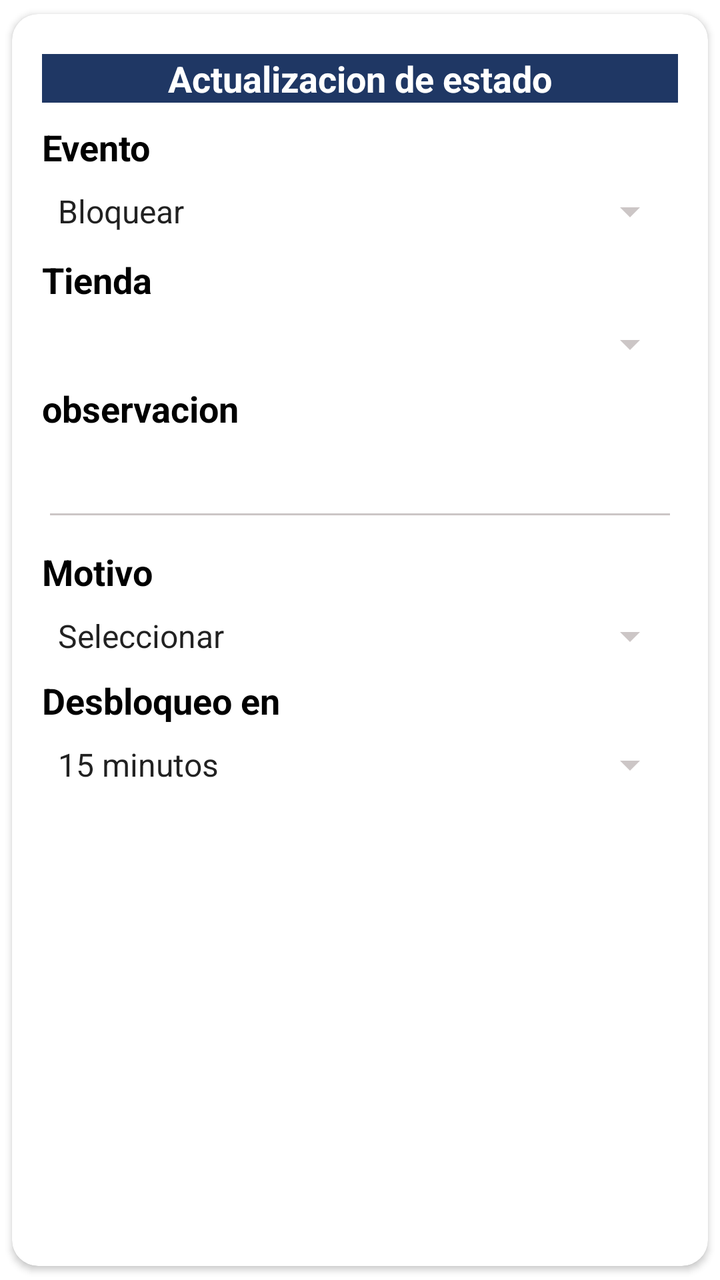
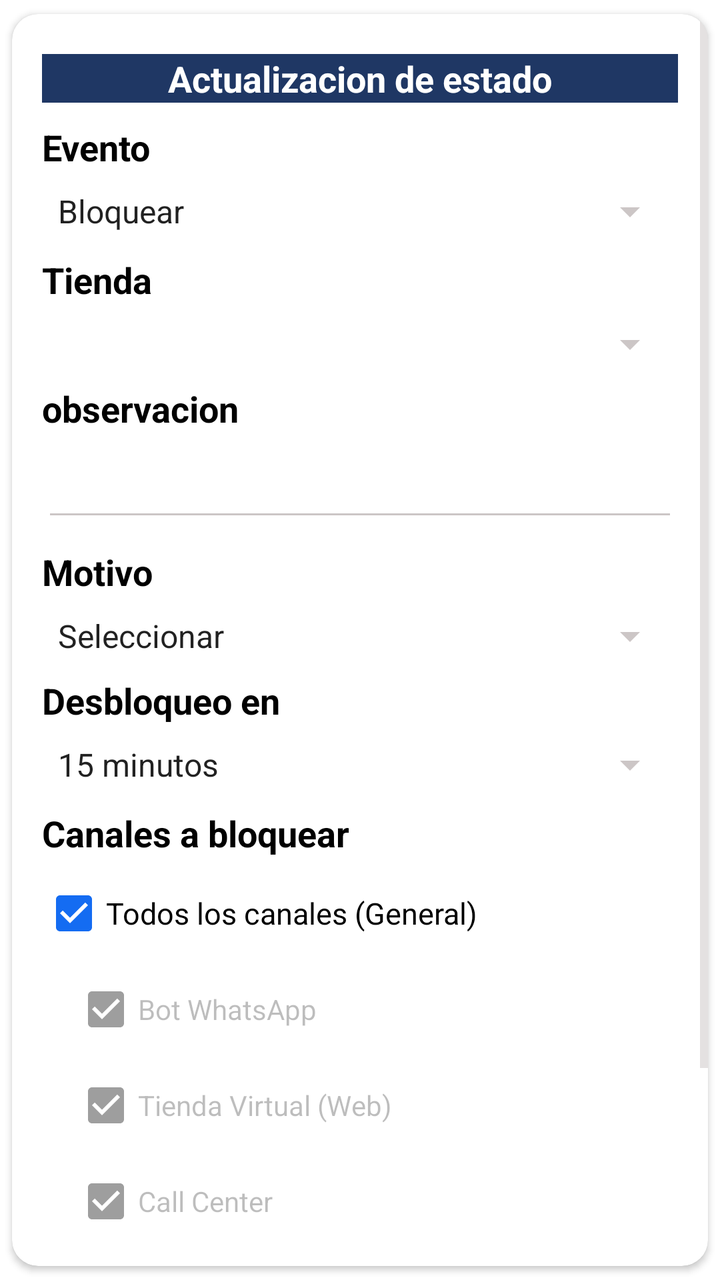

Before-and-after screenshots of an Android layout around one commit, followed by the original layout XML and the change that was made.
<!-- AndroidManifest.xml: application theme Theme.AppOperaciones -->
<!-- res/layout/fragment_bloqueo_tienda.xml -->
<?xml version="1.0" encoding="utf-8"?>
<androidx.cardview.widget.CardView xmlns:android="http://schemas.android.com/apk/res/android"
    xmlns:card_view="http://schemas.android.com/apk/res-auto"
    android:id="@+id/card_view"
    android:layout_width="match_parent"
    android:layout_height="wrap_content"
    card_view:cardCornerRadius="13dp"
    card_view:cardUseCompatPadding="true"
    android:layout_margin="15dp">

   <LinearLayout
       android:layout_width="match_parent"
       android:layout_height="match_parent"
       android:orientation="vertical"
       android:padding="15dp"
       >
       <TextView
           android:layout_width="match_parent"
           android:layout_height="wrap_content"
           android:text="Actualizacion de estado"
           android:layout_marginTop="5dp"
           android:gravity="center"
           android:textSize="18sp"
           android:background="@color/colorPrimary"
           android:textStyle="bold"
           android:textColor="@color/white">

       </TextView>
       <TextView
           android:layout_marginTop="10dp"
           android:layout_width="match_parent"
           android:layout_height="wrap_content"
           android:text="Evento"
           android:textSize="18sp"
           android:textStyle="bold"
           android:textColor="@color/black"/>
       <Spinner
           android:id="@+id/tipoevento"
           android:layout_width="match_parent"
           android:layout_height="wrap_content"
           android:layout_marginTop="8dp"
           android:entries="@array/tipoevento"/>
       <TextView
           android:layout_marginTop="10dp"
           android:layout_width="match_parent"
           android:layout_height="wrap_content"
           android:text="Tienda"
           android:textSize="18sp"
           android:textStyle="bold"
           android:textColor="@color/black"/>

       <Spinner
           android:id="@+id/tiendas"
           android:layout_width="match_parent"
           android:layout_height="wrap_content"
           android:layout_marginTop="8dp"
          />
       <LinearLayout
           android:id="@+id/opciones_bloq"
           android:layout_width="match_parent"
           android:layout_height="match_parent"
           android:orientation="vertical">
       <TextView
           android:layout_marginTop="8dp"
           android:layout_width="match_parent"
           android:layout_height="wrap_content"
           android:text="observacion"
           android:textSize="18sp"
           android:textStyle="bold"
           android:textColor="@color/black"/>
        <EditText
            android:id="@+id/observacion"
            android:layout_marginTop="8dp"
            android:layout_width="match_parent"
            android:layout_height="wrap_content">
        </EditText>

       <TextView
           android:layout_marginTop="8dp"
           android:layout_width="match_parent"
           android:layout_height="wrap_content"
           android:text="Motivo"
           android:textSize="18sp"
           android:textStyle="bold"
           android:textColor="@color/black"/>

       <Spinner
           android:id="@+id/motivo"
           android:layout_width="match_parent"
           android:layout_height="wrap_content"
           android:layout_marginTop="8dp"
           android:entries="@array/motivo"/>
       <TextView
           android:layout_marginTop="8dp"
           android:layout_width="match_parent"
           android:layout_height="wrap_content"
           android:text="Desbloqueo en"
           android:textSize="18sp"
           android:textStyle="bold"
           android:textColor="@color/black"/>
       <Spinner
           android:id="@+id/Desbloqueo"
           android:layout_width="match_parent"
           android:layout_height="wrap_content"
           android:layout_marginTop="8dp"

           android:entries="@array/Desbloqueo"/>
       </LinearLayout>
<Button
    android:id="@+id/guardar"
    android:layout_marginTop="15dp"
    android:layout_width="wrap_content"
    android:layout_height="wrap_content"
    android:text="Guardar Cambios"
    android:layout_gravity="center"
    android:textColor="@color/white"
    >


</Button>
   </LinearLayout>
</androidx.cardview.widget.CardView>
<!-- resources referenced by this layout -->
<resources>
  <string-array name="Desbloqueo">
          <item value="15">15 minutos</item>
          <item value="20">20 minutos</item>
          <item value="30">30 minutos</item>
          <item value="NUNCA">NUNCA</item>
      </string-array>
  <string-array name="motivo">
          <item>Seleccionar</item>
          <item>Domiciliario Accidentado</item>
          <item>Domiciliario Accidentado</item>
          <item>Domiciliario Varado</item>
          <item>Falta de insumos (No ha llegado la comida)</item>
          <item>Alta demanda de pedidos</item>
          <item>Falta de energia</item>
          <item>Daños de internet</item>
          <item>Horno Dañado</item>
  
      </string-array>
  <string-array name="tipoevento">
          <item>Bloquear</item>
          <item>Desbloquear</item>
  
  
      </string-array>
  <color name="black">#FF000000</color>
  <color name="colorPrimary">#1F3764</color>
  <color name="white">#FFFFFFFF</color>
  <style name="Theme.AppOperaciones" parent="Theme.MaterialComponents.Light.DarkActionBar">
          
          <item name="colorPrimary">@color/colorPrimary</item>
          <item name="colorPrimaryVariant">@color/colorPrimary</item>
          <item name="colorOnPrimary">@color/white</item>
          
          <item name="colorSecondary">@color/colorEdit</item>
          <item name="colorSecondaryVariant">@color/colorEdit</item>
          <item name="colorOnSecondary">@color/ic_log_operacion</item>
          
          <item name="android:statusBarColor" tools:targetApi="l">?attr/colorPrimaryVariant</item>
          <item name="android:textColorSecondary">@color/white_opacity</item>
          <item name="colorSurface">@color/white</item>
  
          
  
      </style>
  <color name="colorEdit">#146CF2</color>
  <color name="ic_log_operacion">#FFFFFF</color>
  <color name="white_opacity">#CCC6C6</color>
</resources>

<!-- the commit's change to res/layout/fragment_bloqueo_tienda.xml (unified diff, before → after) -->
@@ -8,9 +8,13 @@
     card_view:cardUseCompatPadding="true"
     android:layout_margin="15dp">
 
+    <ScrollView
+        android:layout_width="match_parent"
+        android:layout_height="wrap_content">
+
    <LinearLayout
        android:layout_width="match_parent"
-       android:layout_height="match_parent"
+       android:layout_height="wrap_content"
        android:orientation="vertical"
        android:padding="15dp"
        >
@@ -58,7 +62,7 @@
        <LinearLayout
            android:id="@+id/opciones_bloq"
            android:layout_width="match_parent"
-           android:layout_height="match_parent"
+           android:layout_height="wrap_content"
            android:orientation="vertical">
        <TextView
            android:layout_marginTop="8dp"
@@ -103,8 +107,69 @@
            android:layout_width="match_parent"
            android:layout_height="wrap_content"
            android:layout_marginTop="8dp"
+           android:entries="@array/Desbloqueo"/>
 
-           android:entries="@array/Desbloqueo"/>
+       <TextView
+           android:layout_marginTop="10dp"
+           android:layout_width="match_parent"
+           android:layout_height="wrap_content"
+           android:text="Canales a bloquear"
+           android:textSize="18sp"
+           android:textStyle="bold"
+           android:textColor="@color/black"/>
+
+       <CheckBox
+           android:id="@+id/chk_canal_todos"
+           android:layout_width="match_parent"
+           android:layout_height="wrap_content"
+           android:text="Todos los canales (General)"
+           android:checked="true"
+           android:textSize="15sp"
+           android:layout_marginTop="4dp"/>
+
+       <LinearLayout
+           android:layout_width="match_parent"
+           android:layout_height="wrap_content"
+           android:orientation="vertical"
+           android:layout_marginLeft="16dp">
+
+           <CheckBox
+               android:id="@+id/chk_canal_bot"
+               android:layout_width="match_parent"
+               android:layout_height="wrap_content"
+               android:text="Bot WhatsApp"
+               android:checked="true"
+               android:enabled="false"
+               android:textSize="14sp"/>
+
+           <CheckBox
+               android:id="@+id/chk_canal_tienda_virtual"
+               android:layout_width="match_parent"
+               android:layout_height="wrap_content"
+               android:text="Tienda Virtual (Web)"
+               android:checked="true"
+               android:enabled="false"
+               android:textSize="14sp"/>
+
+           <CheckBox
+               android:id="@+id/chk_canal_call_center"
+               android:layout_width="match_parent"
+               android:layout_height="wrap_content"
+               android:text="Call Center"
+               android:checked="true"
+               android:enabled="false"
+               android:textSize="14sp"/>
+
+           <CheckBox
+               android:id="@+id/chk_canal_pos"
+               android:layout_width="match_parent"
+               android:layout_height="wrap_content"
+               android:text="POS (Caja en tienda)"
+               android:checked="true"
+               android:enabled="false"
+               android:textSize="14sp"/>
+       </LinearLayout>
+
        </LinearLayout>
 <Button
     android:id="@+id/guardar"
@@ -119,4 +184,5 @@
 
 </Button>
    </LinearLayout>
+    </ScrollView>
 </androidx.cardview.widget.CardView>
